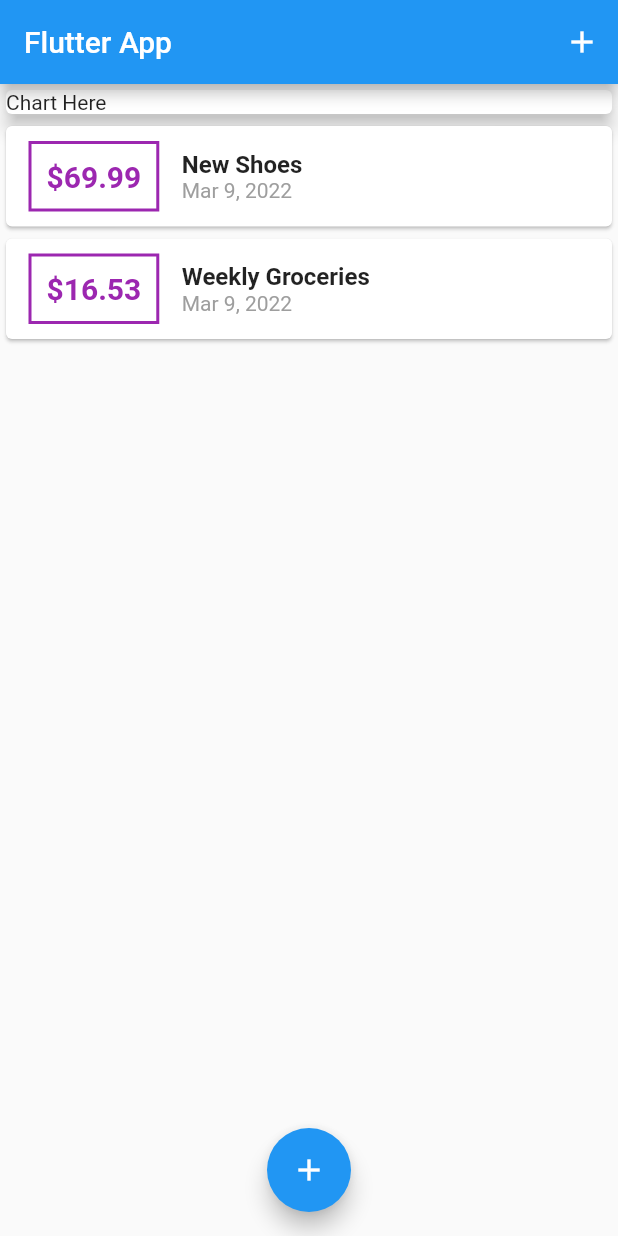
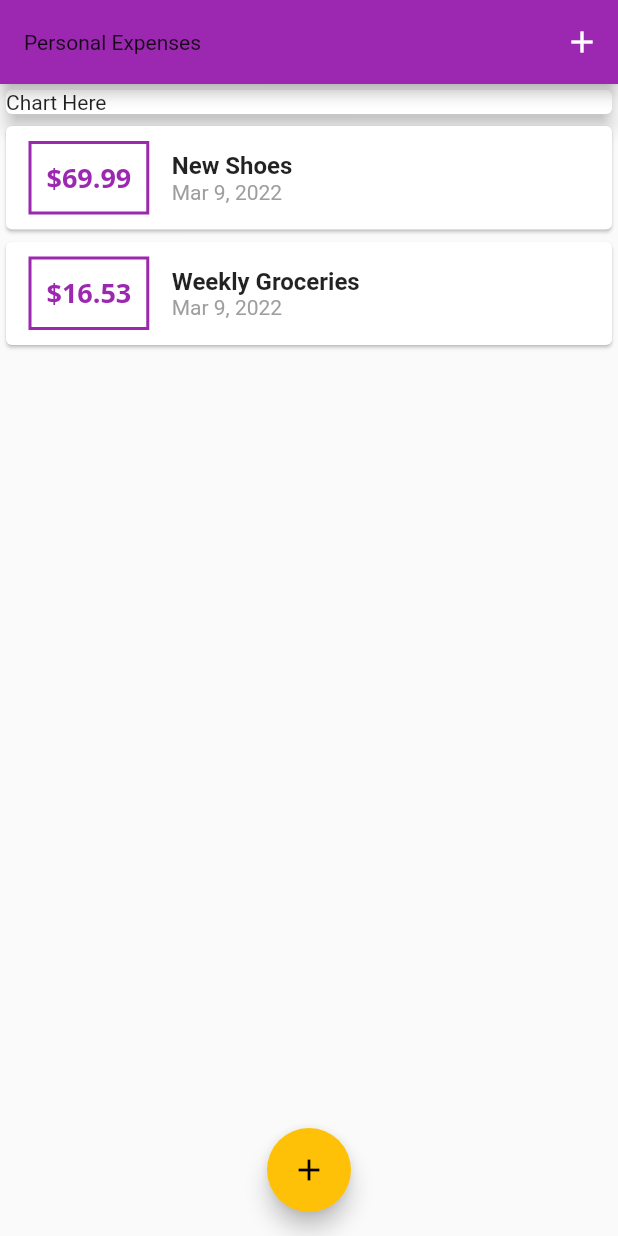
Before and after one commit to Arsalan-Khan17/Flutter-expense, a Flutter app: the screen it shows after launch, on a phone screen of 412 x 824 dp. Run offline on Flutter 3.47's test engine with Material 2 defaults, Android fonts, the phone set to English and light mode, and no system bars.

Commit message:
Theming done

```diff
--- a/lib/main.dart
+++ b/lib/main.dart
@@ -10,7 +10,23 @@ class MyApp extends StatelessWidget {
   @override
   Widget build(BuildContext context) {
     return MaterialApp(
-      title: 'Flutter App',
+      title: 'Personal Expenses',
+      theme: ThemeData(
+          primarySwatch: Colors.purple,
+          accentColor: Colors.amber,
+          fontFamily: 'Quicksand',
+          textTheme: ThemeData.light().textTheme.copyWith(
+              subtitle1: TextStyle(
+                  color: Colors.purple,
+                  fontFamily: 'OpenSans',
+                  fontSize: 18,
+                  fontWeight: FontWeight.bold)),
+          appBarTheme: AppBarTheme(
+              textTheme: ThemeData.light().textTheme.copyWith(
+                  subtitle1: TextStyle(
+                      fontFamily: 'OpenSans',
+                      fontSize: 20,
+                      fontWeight: FontWeight.bold)))),
       home: MyHomePage(),
       debugShowCheckedModeBanner: false,
     );
@@ -66,7 +82,7 @@ class _MyHomePageState extends State<MyHomePage> {
   Widget build(BuildContext context) {
     return Scaffold(
       appBar: AppBar(
-        title: Text('Flutter App'),
+        title: Text('Personal Expenses'),
         actions: [
           IconButton(
             onPressed: () => _startAddNewTransaction(context),
--- a/lib/widgets/transaction_list.dart
+++ b/lib/widgets/transaction_list.dart
@@ -21,15 +21,12 @@ class TransactionList extends StatelessWidget {
                 padding: EdgeInsets.all(10),
                 decoration: BoxDecoration(
                     border: Border.all(
-                  color: Colors.purple,
+                  color: Theme.of(context).primaryColor,
                   width: 2,
                 )),
                 child: Text(
                   '\$${transactions[index].amount.toStringAsFixed(2)}',
-                  style: TextStyle(
-                      fontWeight: FontWeight.bold,
-                      fontSize: 20,
-                      color: Colors.purple),
+                  style: Theme.of(context).textTheme.subtitle1,
                 ),
               ),
               Column(
```
Also changed, not shown: pubspec.yaml (+12 -12 lines), assets/fonts/OpenSans-Bold.ttf (added), assets/fonts/OpenSans-Regular.ttf (added), assets/fonts/Quicksand-Bold.ttf (added), assets/fonts/Quicksand-Light.ttf (added), assets/fonts/Quicksand-Medium.ttf (added), assets/fonts/Quicksand-Regular.ttf (added), 1 other file.
